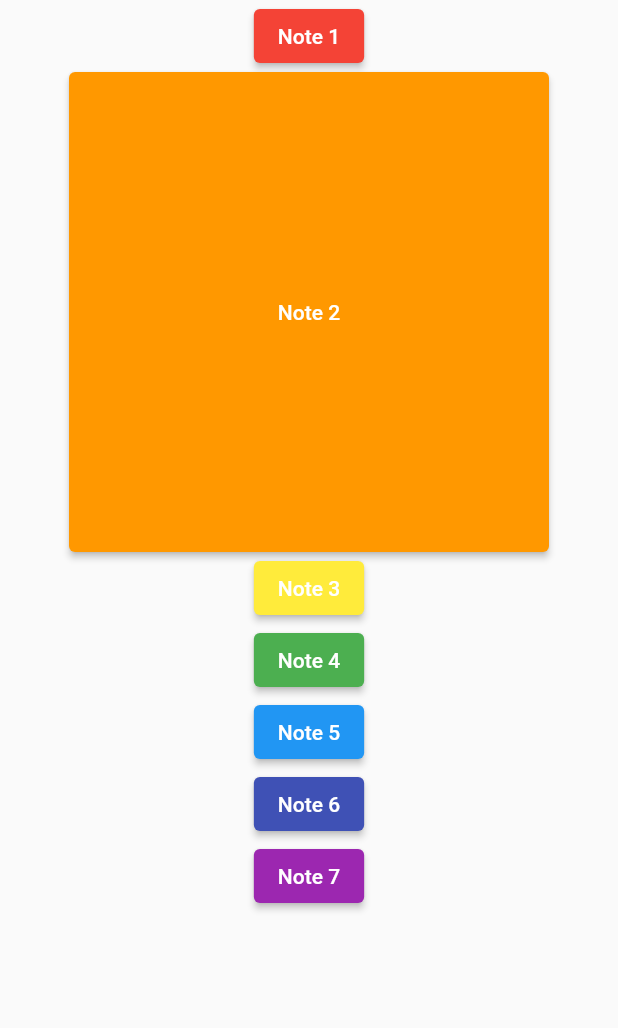
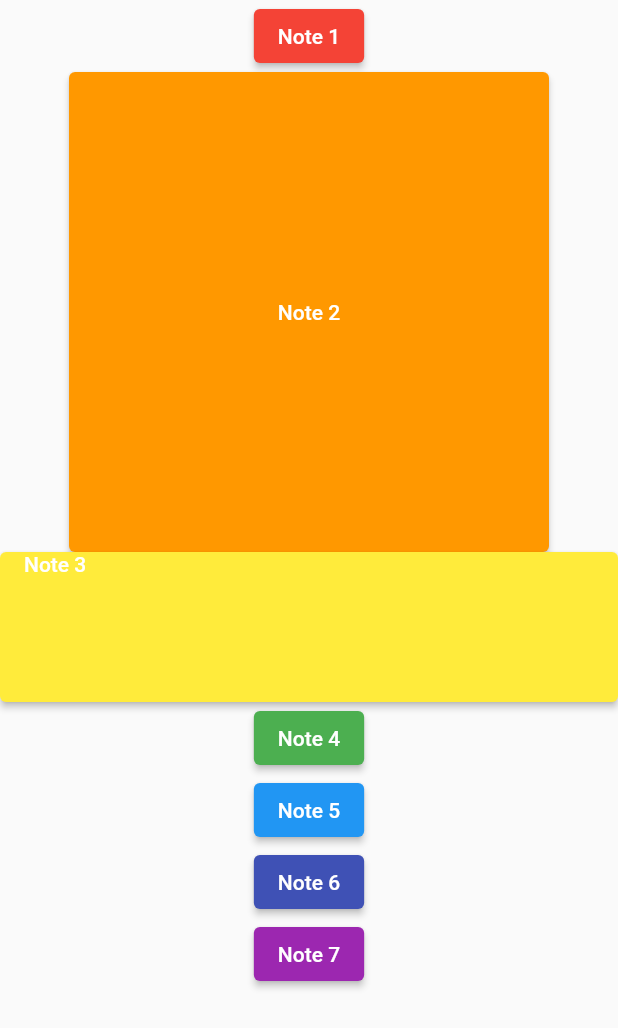
Before and after one commit to thomHayner/flutter_learn_xylophone_app, a Flutter app: the screen it shows after launch, on a phone screen of 412 x 824 dp. Shown: the top 1028 px of the screen. Run offline on Flutter 3.47's test engine with Material 2 defaults, Android fonts, the phone set to English and light mode, and no system bars; our stand-ins replace audioplayers.

Commit message:
wrap button with SizedBox for layout / UI/UX

```diff
--- a/lib/main.dart
+++ b/lib/main.dart
@@ -42,7 +42,11 @@ class XylophoneApp extends StatelessWidget {
                   style: ButtonStyle(
                     backgroundColor: MaterialStateProperty.all<Color>(Colors.yellow),
                   ),
-                  child: Text('Note 3'),
+                  child: SizedBox(
+                    width: double.infinity,
+                    height: 100,
+                    child: Text('Note 3')
+                  ),
                   onPressed: () {
                     playSound(3);
                   },
```
